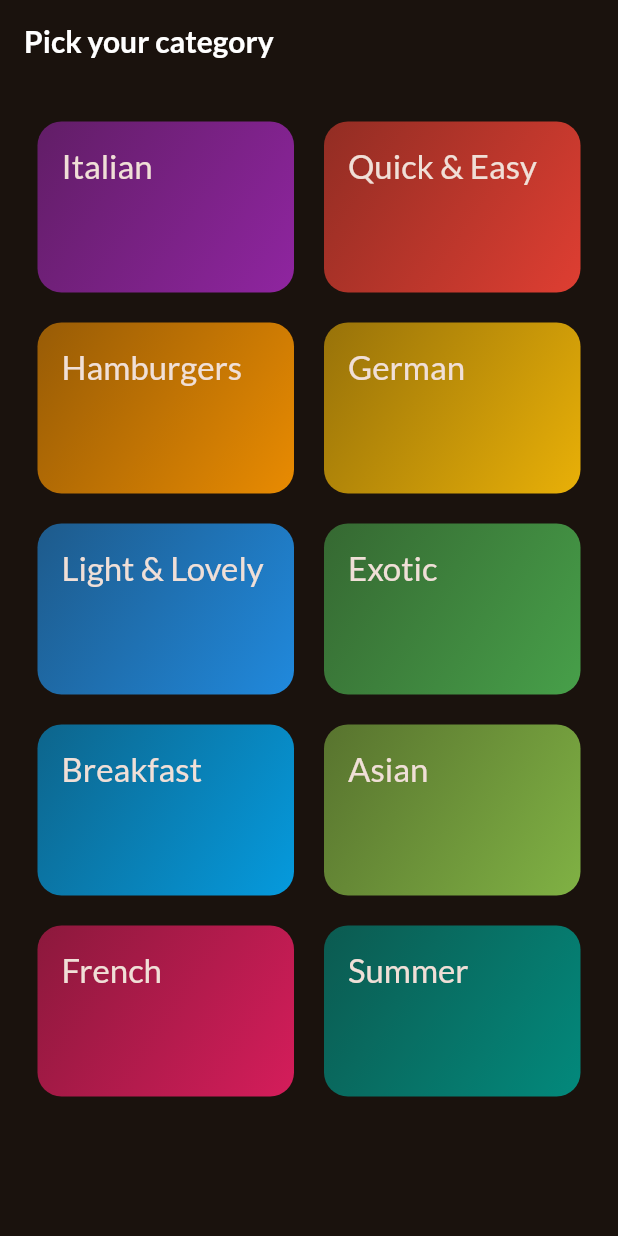
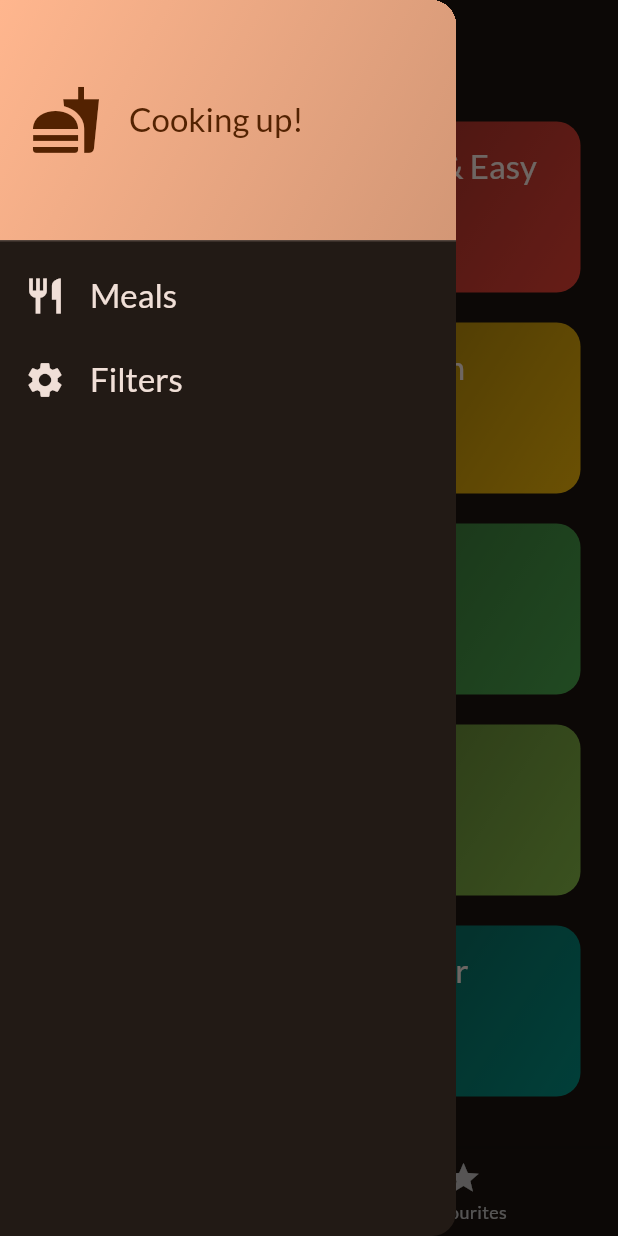
Before and after one commit to divyamD13/meals_app, a Flutter app: the screen it shows after launch, with the side drawer open (before the commit the screen has no drawer), on a phone screen of 412 x 824 dp. Run offline on Flutter 3.47's test engine with Material 3 defaults, Android fonts, the phone set to English and light mode, and no system bars; our stand-ins replace google_fonts, transparent_image.

Commit message:
added filter drawer

```diff
--- a/lib/main.dart
+++ b/lib/main.dart
@@ -3,6 +3,7 @@ import 'package:google_fonts/google_fonts.dart';
 import 'package:meals_app/data/dummy_data.dart';
 import 'package:meals_app/screens/categories_screen.dart';
 import 'package:meals_app/screens/meals_screen.dart';
+import 'package:meals_app/screens/tabs_screen.dart';
 
 final theme = ThemeData(
   useMaterial3: true,
@@ -23,6 +24,6 @@ class MyApp extends StatelessWidget {
   @override
   Widget build(BuildContext context) {
     return MaterialApp(
-        title: 'Flutter Demo', theme: theme, home: const CategoriesScreen());
+        title: 'Meals App', theme: theme, home: const TabsScreen());
   }
 }
--- a/lib/screens/categories_screen.dart
+++ b/lib/screens/categories_screen.dart
@@ -1,11 +1,14 @@
 import 'package:flutter/material.dart';
 import 'package:meals_app/data/dummy_data.dart';
 import 'package:meals_app/models/category.dart';
+import 'package:meals_app/models/meal.dart';
 import 'package:meals_app/screens/meals_screen.dart';
 import 'package:meals_app/widget/category_grid_item.dart';
 
 class CategoriesScreen extends StatelessWidget {
-  const CategoriesScreen({super.key});
+  const CategoriesScreen({super.key, required this.toggleFavourite});
+
+  final void Function(Meal meal) toggleFavourite;
 
   void _selectCategory(BuildContext context, Category category) {
     final filteredMeals = dummyMeals
@@ -13,22 +16,16 @@ class CategoriesScreen extends StatelessWidget {
         .toList();
 
     Navigator.of(context).push(MaterialPageRoute(
-        builder: (context) =>
-            MealsScreen(title: category.title, meals:filteredMeals)));
+        builder: (context) => MealsScreen(
+              title: category.title,
+              meals: filteredMeals,
+              toggleFavourite: toggleFavourite,
+            )));
   }
 
   @override
   Widget build(BuildContext context) {
-    return Scaffold(
-      appBar: AppBar(
-        title: const Text('Pick your category',
-            style: TextStyle(
-              fontWeight: FontWeight.bold,
-              fontSize: 20,
-              color: Colors.white,
-            )),
-      ),
-      body: GridView(
+    return GridView(
       padding: EdgeInsets.all(25),
       gridDelegate: const SliverGridDelegateWithFixedCrossAxisCount(
         crossAxisCount: 2,
@@ -44,7 +41,6 @@ class CategoriesScreen extends StatelessWidget {
                 _selectCategory(context, category);
               }),
       ],
-      ),
     );
   }
 }
--- a/lib/screens/tabs_screen.dart
+++ b/lib/screens/tabs_screen.dart
@@ -1,4 +1,8 @@
 import 'package:flutter/material.dart';
+import 'package:meals_app/models/meal.dart';
+import 'package:meals_app/screens/categories_screen.dart';
+import 'package:meals_app/screens/meals_screen.dart';
+import 'package:meals_app/widget/main_drawer.dart';
 
 class TabsScreen extends StatefulWidget {
   const TabsScreen({super.key});
@@ -9,6 +13,28 @@ class TabsScreen extends StatefulWidget {
 
 class _TabsScreenState extends State<TabsScreen> {
   int _selectedPageIndex = 0;
+  final List<Meal> _favouriteMeals = [];
+
+  void _showInfoMessage(String message){
+    ScaffoldMessenger.of(context).clearSnackBars();
+    ScaffoldMessenger.of(context).showSnackBar(SnackBar(content: Text(message)));
+  }
+
+  void _toggleMealFavouriteStatus(Meal meal) {
+    final isExisting = _favouriteMeals.contains(meal);
+
+    if (isExisting) {
+      setState(() {
+      _favouriteMeals.remove(meal);
+       });
+       _showInfoMessage('Removed from favourites');
+    } else {
+      setState(() {
+      _favouriteMeals.add(meal);
+      });
+      _showInfoMessage('Marked as favourites');
+    }
+  }
 
   void _selectPage(int index) {
     setState(() {
@@ -18,17 +44,34 @@ class _TabsScreenState extends State<TabsScreen> {
 
   @override
   Widget build(BuildContext context) {
+    Widget activePage = CategoriesScreen(
+      toggleFavourite: _toggleMealFavouriteStatus,
+    );
+    var activePageTitle = 'Categories';
+
+    if (_selectedPageIndex == 1) {
+      activePage = MealsScreen(
+        meals: [],
+        toggleFavourite: _toggleMealFavouriteStatus,
+      );
+      activePageTitle = 'Your Favourites';
+    }
+
     return Scaffold(
       appBar: AppBar(
-        title: Text('dynamic...'),
+        title: Text(activePageTitle),
       ),
-      bottomNavigationBar:
-          BottomNavigationBar(onTap: _selectPage, items: const [
-        BottomNavigationBarItem(
-            icon: Icon(Icons.set_meal), label: 'Categories'),
-
-        BottomNavigationBarItem(icon: Icon(Icons.star), label: 'Favourites'),
-      ]),
+      drawer: const MainDrawer(),
+      body: activePage,
+      bottomNavigationBar: BottomNavigationBar(
+          onTap: _selectPage,
+          currentIndex: _selectedPageIndex,
+          items: const [
+            BottomNavigationBarItem(
+                icon: Icon(Icons.set_meal), label: 'Categories'),
+            BottomNavigationBarItem(
+                icon: Icon(Icons.star), label: 'Favourites'),
+          ]),
     );
   }
 }
--- /dev/null
+++ b/lib/widget/main_drawer.dart
@@ -0,0 +1,65 @@
+import 'package:flutter/material.dart';
+
+class MainDrawer extends StatelessWidget {
+  const MainDrawer({super.key});
+
+  @override
+  Widget build(BuildContext context) {
+    return Drawer(
+        child: Column(
+      children: [
+        DrawerHeader(
+            padding: const EdgeInsets.all(20),
+            decoration: BoxDecoration(
+                gradient: LinearGradient(colors: [
+              Theme.of(context).colorScheme.primary,
+              Theme.of(context).colorScheme.primary.withOpacity(0.8),
+            ], begin: Alignment.topLeft, end: Alignment.bottomRight)),
+            child: Row(
+              children: [
+                Icon(Icons.fastfood,
+                    size: 48, color: Theme.of(context).colorScheme.onPrimary),
+                const SizedBox(width: 18),
+                Text(
+                  'Cooking up!',
+                  style: Theme.of(context)
+                      .textTheme
+                      .titleLarge!
+                      .copyWith(color: Theme.of(context).colorScheme.onPrimary),
+                )
+              ],
+            )),
+        ListTile(
+          leading: Icon(
+            Icons.restaurant,
+            size: 28,
+            color: Theme.of(context).colorScheme.onSurface,
+          ),
+          title: Text(
+            'Meals',
+            style: Theme.of(context)
+                .textTheme
+                .titleLarge!
+                .copyWith(color: Theme.of(context).colorScheme.onSurface),
+          ),
+          onTap: (){},
+        ),
+        ListTile(
+          leading: Icon(
+            Icons.settings,
+            size: 28,
+            color: Theme.of(context).colorScheme.onSurface,
+          ),
+          title: Text(
+            'Filters',
+            style: Theme.of(context)
+                .textTheme
+                .titleLarge!
+                .copyWith(color: Theme.of(context).colorScheme.onSurface),
+          ),
+          onTap: (){},
+        )
+      ],
+    ));
+  }
+}
```
Also changed, not shown: lib/screens/meal_details_screen.dart (+8 -1 lines), lib/screens/meals_screen.dart (+8 -4 lines). Lines whose indentation alone changed are shown as unchanged.
